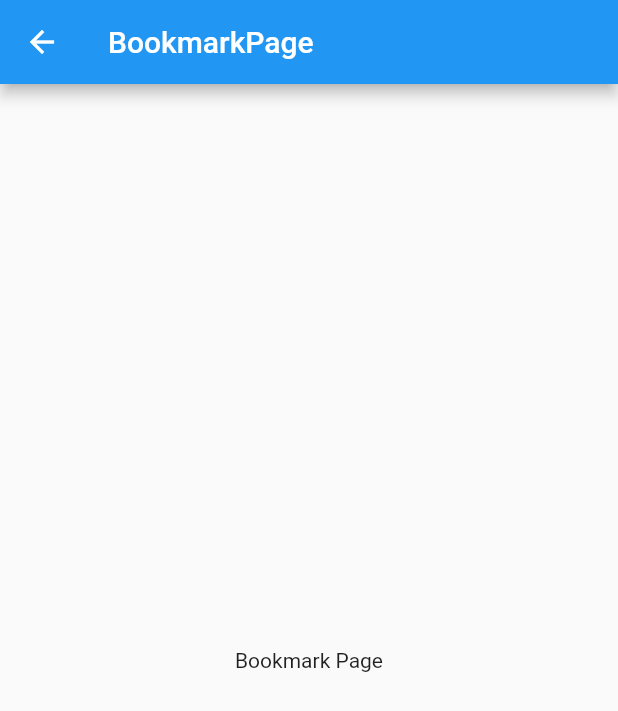
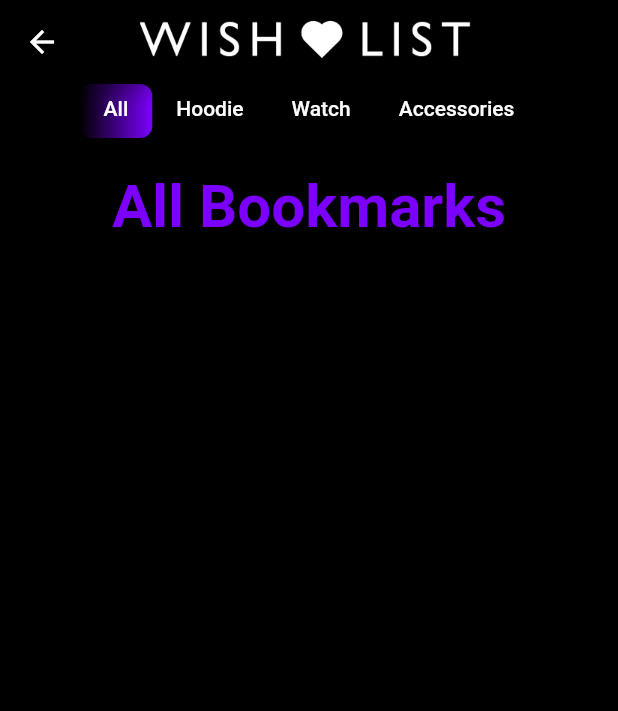
Before and after one commit to ClothZ-Organization/ClothZ_App, a Flutter app: the BookmarkPage screen opened directly, on a phone screen of 412 x 824 dp. Shown: the top 711 px of the screen. Run offline on Flutter 3.47's test engine with Material 2 defaults, Android fonts, the phone set to English and light mode, and no system bars; our stand-ins replace auto_route, cached_network_image, connectivity_plus, dio, firebase_auth, firebase_core and 6 more; accounts and stored records are empty; Roboto replaces fonts that are missing (WorkSans).

Commit message:
add top tab view to bookmarks

```diff
--- a/finding_clothes/lib/src/features/dashboard/application/dashboard_view_model.dart
+++ b/finding_clothes/lib/src/features/dashboard/application/dashboard_view_model.dart
@@ -1,6 +1,6 @@
-import 'package:finding_clothes/src/features/dashboard/presentation/bookmark_page.dart';
+import 'package:finding_clothes/src/features/dashboard/presentation/bookmark_presentation/bookmark_page.dart';
 import 'package:finding_clothes/src/features/dashboard/presentation/home_page.dart';
-import 'package:finding_clothes/src/features/dashboard/presentation/result_page.dart';
+import 'package:finding_clothes/src/features/dashboard/presentation/result_presentation/result_page.dart';
 import 'package:finding_clothes/src/shared/utils/constants/routes.dart';
 import 'package:firebase_auth/firebase_auth.dart';
 import 'package:flutter/material.dart';
--- a/finding_clothes/lib/src/features/dashboard/presentation/bookmark_page.dart
+++ /dev/null
@@ -1,18 +0,0 @@
-import 'package:flutter/material.dart';
-import 'package:flutter_riverpod/flutter_riverpod.dart';
-
-class BookmarkPage extends ConsumerWidget {
-  const BookmarkPage({super.key});
-
-  @override
-  Widget build(BuildContext context, WidgetRef ref) {
-    return Scaffold(
-      appBar: AppBar(
-        title: const Text('BookmarkPage'),
-      ),
-      body: const Center(
-        child: Text("Bookmark Page"),
-      ),
-    );
-  }
-}
--- /dev/null
+++ b/finding_clothes/lib/src/features/dashboard/presentation/bookmark_presentation/all_bookmark_page.dart
@@ -0,0 +1,29 @@
+import 'package:flutter/material.dart';
+import 'package:flutter_riverpod/flutter_riverpod.dart';
+
+class AllBookmarkPage extends ConsumerWidget {
+  const AllBookmarkPage({super.key});
+
+  @override
+  Widget build(BuildContext context, WidgetRef ref) {
+    // final viewModel = ref.watch();
+    return const Padding(
+      padding:  EdgeInsets.symmetric(horizontal: 24),
+      child: Column(
+        children: [
+          Text(
+            "All Bookmarks",
+            style: TextStyle(
+              fontFamily: 'WorkSans',
+              fontWeight: FontWeight.w600,
+              fontSize: 40.0,
+              height: 1.12,
+              color: Color(0xFF7C00FF),
+              decoration: TextDecoration.none,
+            ),
+          ),
+        ],
+      ),
+    );
+  }
+}
--- /dev/null
+++ b/finding_clothes/lib/src/features/dashboard/presentation/bookmark_presentation/bookmark_page.dart
@@ -0,0 +1,35 @@
+import 'package:finding_clothes/src/features/dashboard/presentation/bookmark_presentation/bookmark_tab_page.dart';
+import 'package:flutter/material.dart';
+import 'package:flutter_riverpod/flutter_riverpod.dart';
+
+class BookmarkPage extends ConsumerWidget {
+  const BookmarkPage({super.key});
+
+  @override
+  Widget build(BuildContext context, WidgetRef ref) {
+    return Scaffold(
+      backgroundColor: Colors.black,
+      appBar: AppBar(
+        backgroundColor: Colors.black,
+        centerTitle: true,
+        title: SizedBox(
+          height: 36,
+          width: 226,
+          child: ClipRRect(
+            child: Image.asset(
+              'assets/images/app_bar_bookMarks_img.png',
+              fit: BoxFit.cover,
+            ),
+          ),
+        ),
+      ),
+      body: Column(
+        children: [
+          Expanded(
+            child: BookMarkTabPage(),
+          ),
+        ],
+      ),
+    );
+  }
+}
--- /dev/null
+++ b/finding_clothes/lib/src/features/dashboard/presentation/bookmark_presentation/bookmark_tab_page.dart
@@ -0,0 +1,47 @@
+import 'package:finding_clothes/src/features/dashboard/presentation/bookmark_presentation/accessories_bookmark_page.dart';
+import 'package:finding_clothes/src/features/dashboard/presentation/bookmark_presentation/all_bookmark_page.dart';
+import 'package:finding_clothes/src/features/dashboard/presentation/bookmark_presentation/clothes_bookmark_page.dart';
+import 'package:finding_clothes/src/features/dashboard/presentation/bookmark_presentation/watch_bookmark_page.dart';
+import 'package:finding_clothes/src/shared/presentation/widgets/finding_clothes/fc_top_tab_bar.dart';
+import 'package:flutter/material.dart';
+import 'package:flutter_riverpod/flutter_riverpod.dart';
+
+class BookMarkTabPage extends ConsumerWidget {
+  const BookMarkTabPage({super.key});
+
+  @override
+  Widget build(BuildContext context, WidgetRef ref) {
+    return const DefaultTabController(
+      length: 4,
+      child: Scaffold(
+        backgroundColor: Colors.black,
+        body: Column(
+          children: [
+            Material(
+              color: Colors.black,
+              child: SizedBox(
+                width: double.infinity,
+                child: Center(
+                  child: FCTopTabBar(),
+                ),
+              ),
+            ),
+            SizedBox(
+              height: 24,
+            ),
+            Expanded(
+              child: TabBarView(
+                children: [
+                  AllBookmarkPage(),
+                  ClothesBookmarkPage(),
+                  WatchBookmarkPage(),
+                  AccesoriesBookmarkPage(),
+                ],
+              ),
+            ),
+          ],
+        ),
+      ),
+    );
+  }
+}
```
Also changed, not shown: finding_clothes/lib/src/features/dashboard/presentation/accessories_result_page.dart (deleted, +0 -26 lines), finding_clothes/lib/src/features/dashboard/presentation/all_result_page.dart (deleted, +0 -26 lines), finding_clothes/lib/src/features/dashboard/presentation/bookmark_presentation/accessories_bookmark_page.dart (added, +29 -0 lines), finding_clothes/lib/src/features/dashboard/presentation/bookmark_presentation/clothes_bookmark_page.dart (added, +29 -0 lines), finding_clothes/lib/src/features/dashboard/presentation/bookmark_presentation/watch_bookmark_page.dart (added, +29 -0 lines), finding_clothes/lib/src/features/dashboard/presentation/clothes_result_page.dart (deleted, +0 -26 lines), finding_clothes/lib/src/features/dashboard/presentation/result_presentation/accessories_result_page.dart (added, +31 -0 lines), finding_clothes/lib/src/features/dashboard/presentation/result_presentation/all_result_page.dart (added, +31 -0 lines), finding_clothes/lib/src/features/dashboard/presentation/result_presentation/clothes_result_page.dart (added, +31 -0 lines), finding_clothes/lib/src/features/dashboard/presentation/result_presentation/result_page.dart (renamed from finding_clothes/lib/src/features/dashboard/presentation/result_page.dart, +6 -6 lines), finding_clothes/lib/src/features/dashboard/presentation/result_presentation/result_tab_page.dart (renamed from finding_clothes/lib/src/features/dashboard/presentation/result_tab_page.dart, +8 -8 lines), finding_clothes/lib/src/features/dashboard/presentation/result_presentation/watch_result_page.dart (added, +31 -0 lines), finding_clothes/lib/src/features/dashboard/presentation/watch_result_page.dart (deleted, +0 -26 lines), finding_clothes/assets/images/app_bar_bookMarks_img.png (added).
